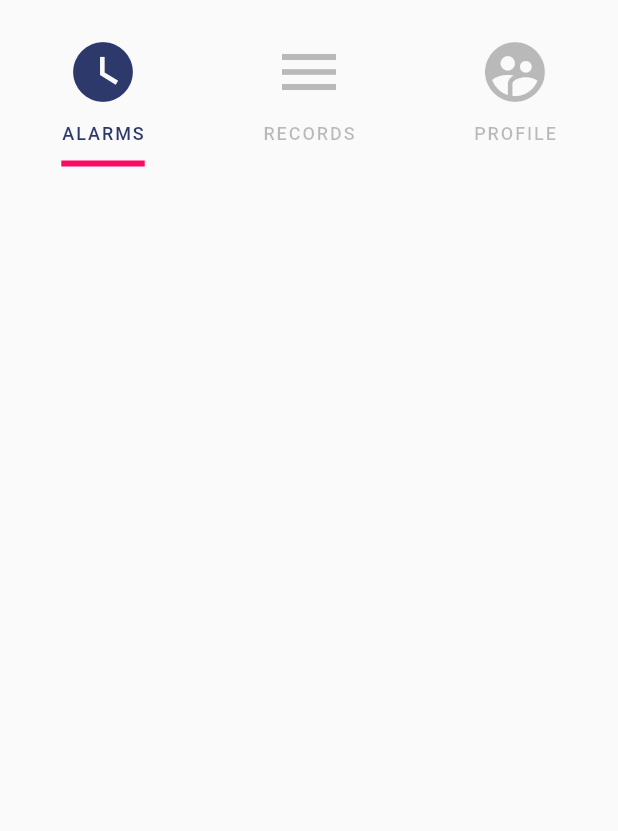
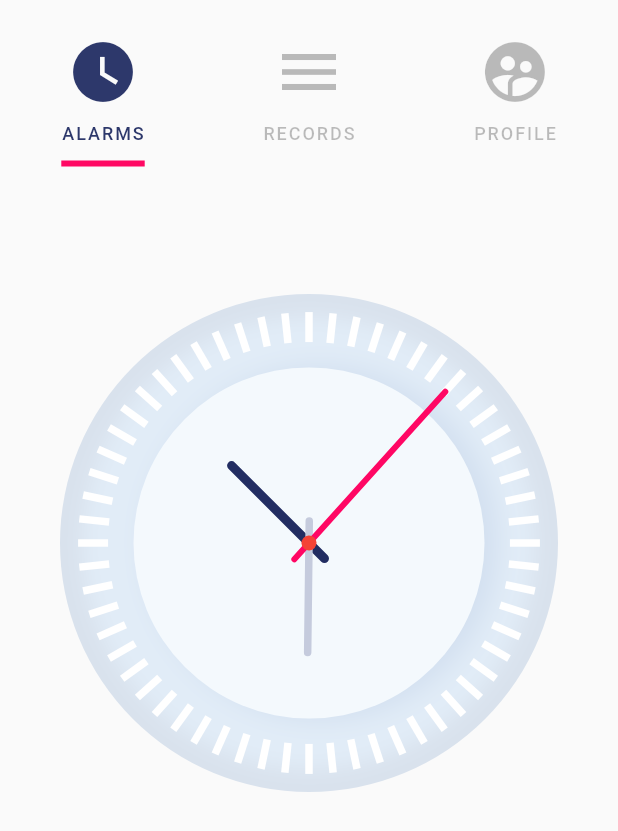
Before and after one commit to sahariardev/flutter_clock_project, a Flutter app: the screen it shows after launch, on a phone screen of 412 x 824 dp. Shown: the top 831 px of the screen. Run offline on Flutter 3.47's test engine with Material 2 defaults, Android fonts, the phone set to English and light mode, and no system bars.

```diff
--- a/lib/clocks/clock.dart
+++ b/lib/clocks/clock.dart
@@ -73,12 +73,12 @@ class _Clock extends State<Clock> {
         color: Colors.transparent,
         boxShadow: [
           BoxShadow(
-            offset: const Offset(0.0, 5.0),
+            offset: const Offset(0.0, 0.0),
             blurRadius: 0.0,
             color: widget.shadowColor,
           ),
           BoxShadow(
-              offset: const Offset(0.0, 5.0),
+              offset: const Offset(0.0, 0.0),
               color: widget.circleColor,
               spreadRadius: -15,
               blurRadius: 10)
--- a/lib/clocks/clock_dial_painter.dart
+++ b/lib/clocks/clock_dial_painter.dart
@@ -35,8 +35,8 @@ class ClockDialPainter extends CustomPainter {
       //make the length and stroke of the tick marker longer and thicker depending
       tickMarkLength = hourAndMinTickMarkLength;
       tickPaint.strokeWidth = hourAndMinTickMarkWidth;
-      canvas.drawLine(Offset(0.0, -radius),
-          Offset(0.0, -radius + tickMarkLength), tickPaint);
+      canvas.drawLine(Offset(0.0, radius*.95),
+          Offset(0.0, (radius*.95) + tickMarkLength), tickPaint);
 
       canvas.rotate(angle);
     }
--- a/lib/main.dart
+++ b/lib/main.dart
@@ -1,5 +1,6 @@
 import 'package:flutter/cupertino.dart';
 import 'package:flutter/material.dart';
+import 'package:flutter_clock_ui/screens/first_screen.dart';
 
 import 'clocks/clock.dart';
 
@@ -40,22 +41,17 @@ class AppClock extends StatelessWidget {
                     children: [
                       TabBar(
                         indicator: UnderlineTabIndicator(
-                          borderSide: BorderSide(
-                            color: Color(0xffff0863),
-                            width: 4.0
-                          ),
+                          borderSide:
+                              BorderSide(color: Color(0xffff0863), width: 4.0),
                         ),
                         indicatorWeight: 15,
                         indicatorSize: TabBarIndicatorSize.label,
                         labelColor: Color(0xff2d386b),
                         labelStyle: TextStyle(
-                          fontSize: 12,
-                          letterSpacing: 1.3,
-                          fontWeight: FontWeight.w500
-                        ),
-
+                            fontSize: 12,
+                            letterSpacing: 1.3,
+                            fontWeight: FontWeight.w500),
                         unselectedLabelColor: Colors.black26,
-
                         tabs: [
                           Tab(
                             text: "ALARMS",
@@ -64,7 +60,6 @@ class AppClock extends StatelessWidget {
                               size: 48,
                             ),
                           ),
-
                           Tab(
                             text: "RECORDS",
                             icon: Icon(
@@ -72,7 +67,6 @@ class AppClock extends StatelessWidget {
                               size: 48,
                             ),
                           ),
-
                           Tab(
                             text: "PROFILE",
                             icon: Icon(
@@ -88,6 +82,15 @@ class AppClock extends StatelessWidget {
               ),
             ),
           ),
+          body: TabBarView(
+            children: [
+              Center(
+                child: FirstTab(),
+              ),
+              Text('hhelo 2'),
+              Text('hhelo 3'),
+            ],
+          ),
         ),
       ),
     );
--- /dev/null
+++ b/lib/screens/first_screen.dart
@@ -0,0 +1,22 @@
+
+
+import 'package:flutter/material.dart';
+import 'package:flutter_clock_ui/clocks/clock.dart';
+
+class FirstTab extends StatelessWidget{
+  @override
+  Widget build(BuildContext context) {
+   return ListView(
+     children: [
+       SizedBox(
+         height: 85,
+       ),
+       Padding(
+         padding: const EdgeInsets.symmetric(horizontal: 40),
+         child: Clock(),
+       ),
+
+     ],
+   );
+  }
+}
```
